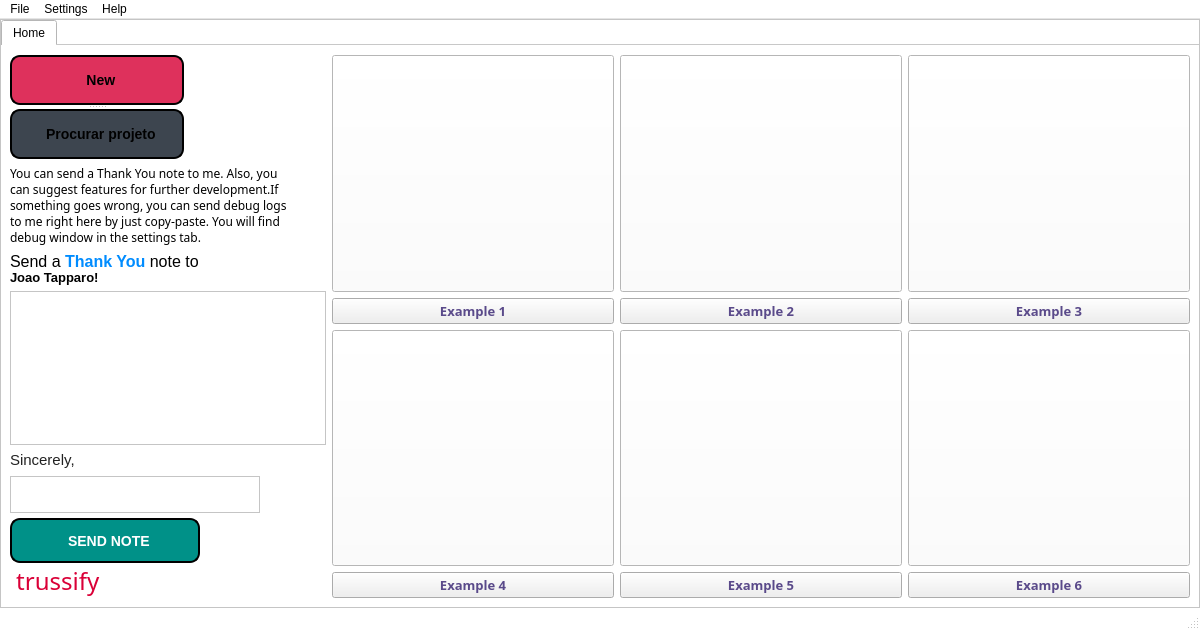
First picture: the form in images/main.ui, repository joaotapparo/trussify, before the edit.
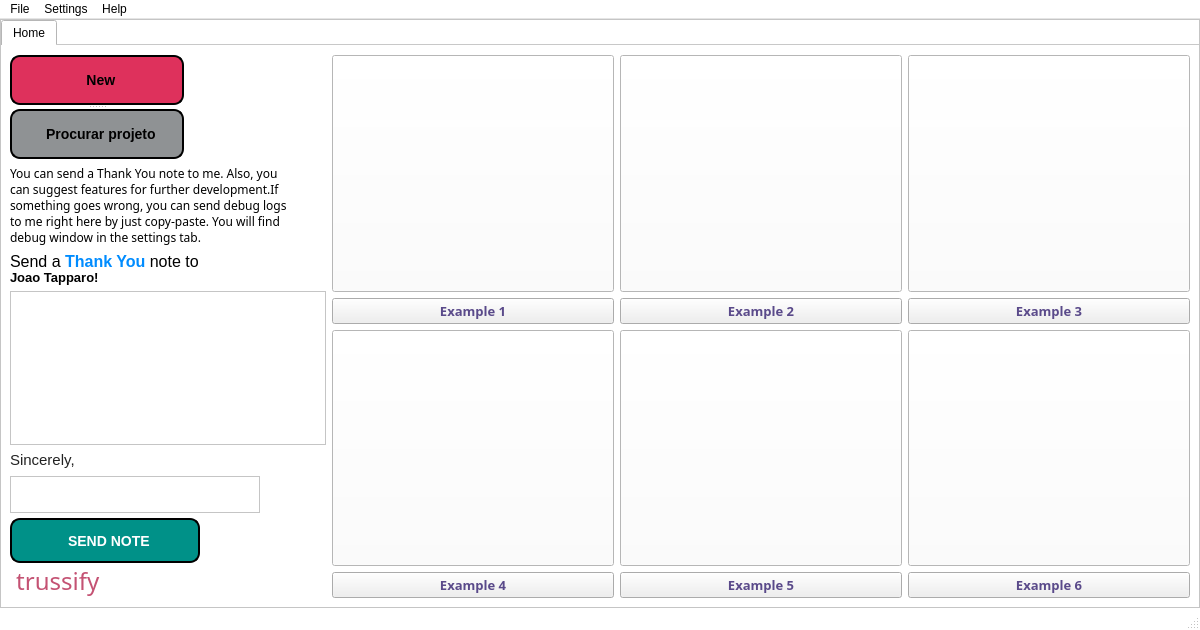
Second picture: the form after the edit. Icons and pictures are not drawn.

Diff of the .ui file:
```diff
--- a/images/main.ui
+++ b/images/main.ui
@@ -634,7 +634,7 @@
                    </property>
                    <property name="styleSheet">
                     <string notr="true">QPushButton {
-	background-color: rgb(61, 69, 79);
+	background-color: rgb(143, 146, 148);
     border-style: outset;
     border-width: 2px;
     border-radius: 10px;
@@ -1162,7 +1162,7 @@
                    <string/>
                   </property>
                   <property name="styleSheet">
-                   <string notr="true">color: rgb(218, 0, 55);</string>
+                   <string notr="true">color: rgb(196, 82, 115);</string>
                   </property>
                   <property name="text">
                    <string> trussify</string>
```
Left out of the diff: 4 changed lines with no effect on the pictures.
